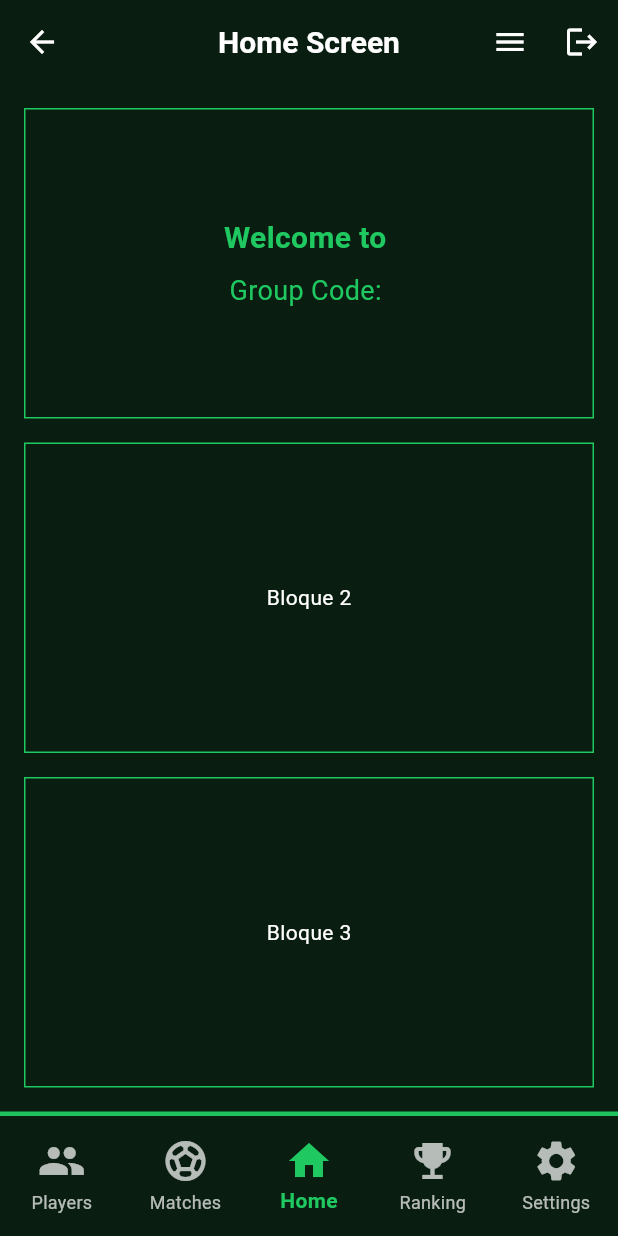
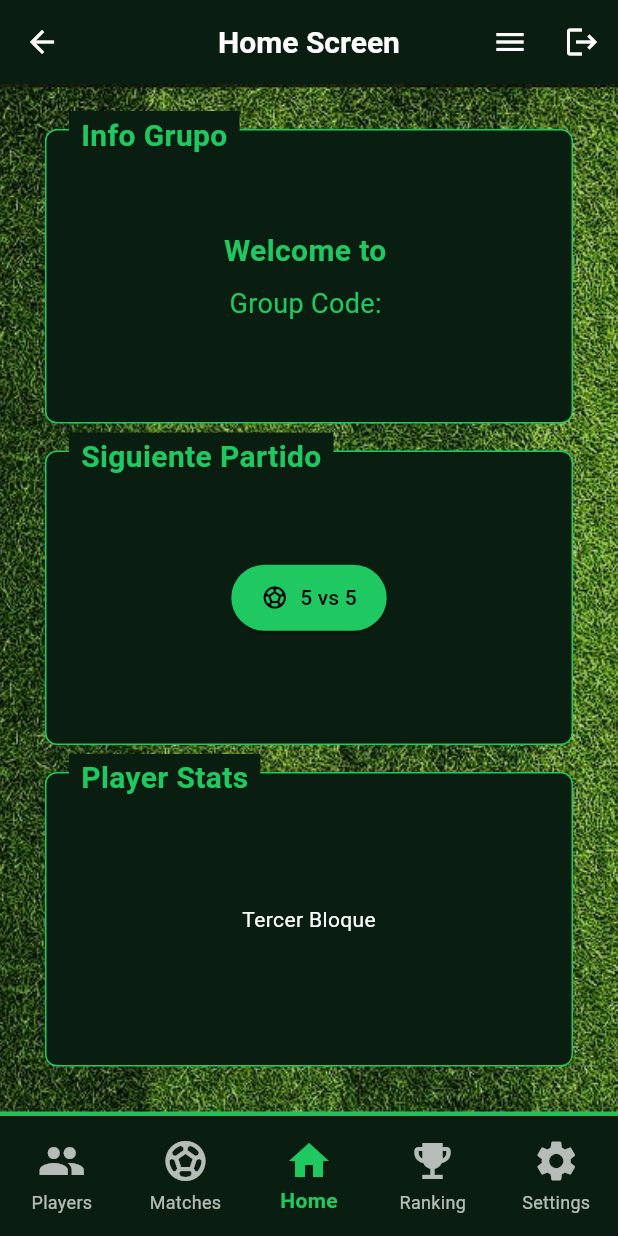
Before and after one commit to FranGonzalez7/football-project, a Flutter app: the HomeScreen screen opened by its route, on a phone screen of 412 x 824 dp. Run offline on Flutter 3.47's test engine with Material 3 defaults, Android fonts, the phone set to English and light mode, and no system bars; our stand-ins replace cloud_firestore, firebase_auth, firebase_core, firebase_storage, image_picker; accounts and stored records are empty.

Commit message:
creamos newmatchscreen, modificamos diseño de home_screen y separamos los 3 containers

```diff
--- a/lib/app/routes.dart
+++ b/lib/app/routes.dart
@@ -4,6 +4,7 @@ import 'package:flutter/material.dart';
 import 'package:football_picker/screens/auth/login_screen.dart';
 import 'package:football_picker/screens/auth/register_screen.dart';
 import 'package:football_picker/screens/home/home_screen.dart';
+import 'package:football_picker/screens/new_match/new_match_screen.dart';
 import 'package:football_picker/screens/players/player_screen.dart';
 
 /// 🚏 Contenedor central de rutas usadas en la app.
@@ -13,6 +14,7 @@ class AppRoutes {
   static const String register = '/register';     // 📝 Registro de usuario
   static const String home = '/home';             // 🏠 Pantalla principal
   static const String players = '/players';       // 🧍‍♂️ Lista de jugadores
+  static const String newMatch5 = '/newMatch5';     // 🧍‍♂️ Nuevo partido
 
   /// 🗺️ Mapa de rutas asociadas a sus pantallas correspondientes.
   static final Map<String, WidgetBuilder> routes = {
@@ -20,5 +22,6 @@ class AppRoutes {
     register: (context) => const RegisterScreen(),
     home: (context) => const HomeScreen(),
     players: (context) => const PlayerScreen(),
+    newMatch5: (context) => const NewMatchScreen(),
   };
 }
--- /dev/null
+++ b/lib/models/match_model.dart
@@ -0,0 +1,50 @@
+import 'package:cloud_firestore/cloud_firestore.dart';
+
+
+//TODO afinar este model con los datos necesarios
+/// Representa un partido de fútbol creado en la app.
+class MatchModel {
+  final String id;            // ID único del partido (igual al ID del documento en Firestore)
+  final DateTime date;        // Fecha del partido
+  final int playersPerTeam;   // Número de jugadores por equipo (por ejemplo, 5 para 5 vs 5)
+  final List<String> teamAPlayers;  // Lista de IDs de jugadores del equipo A
+  final List<String> teamBPlayers;  // Lista de IDs de jugadores del equipo B
+  final String createdBy;     // UID del usuario que creó el partido
+  final String groupId;       // ID del grupo al que pertenece este partido
+
+  /// Constructor del modelo
+  MatchModel({
+    required this.id,
+    required this.date,
+    required this.playersPerTeam,
+    required this.teamAPlayers,
+    required this.teamBPlayers,
+    required this.createdBy,
+    required this.groupId,
+  });
+
+  /// Crea un objeto MatchModel desde un mapa (por ejemplo, desde Firestore)
+  factory MatchModel.fromMap(String id, Map<String, dynamic> data) {
+    return MatchModel(
+      id: id,
+      date: (data['date'] as Timestamp).toDate(), // Convierte Timestamp a DateTime
+      playersPerTeam: data['playersPerTeam'],
+      teamAPlayers: List<String>.from(data['teamAPlayers']),
+      teamBPlayers: List<String>.from(data['teamBPlayers']),
+      createdBy: data['createdBy'],
+      groupId: data['groupId'],
+    );
+  }
+
+  /// Convierte el objeto en un mapa para guardarlo en Firestore
+  Map<String, dynamic> toMap() {
+    return {
+      'date': date, // Firestore lo convierte automáticamente a Timestamp
+      'playersPerTeam': playersPerTeam,
+      'teamAPlayers': teamAPlayers,
+      'teamBPlayers': teamBPlayers,
+      'createdBy': createdBy,
+      'groupId': groupId,
+    };
+  }
+}
--- a/lib/screens/home/home_screen.dart
+++ b/lib/screens/home/home_screen.dart
@@ -1,8 +1,10 @@
 import 'package:cloud_firestore/cloud_firestore.dart';
 import 'package:firebase_auth/firebase_auth.dart';
 import 'package:flutter/material.dart';
+import 'package:football_picker/screens/home/widgets/container1_groupInfoCard.dart';
+import 'package:football_picker/screens/home/widgets/container2_nextMatchCard.dart';
+import 'package:football_picker/screens/home/widgets/container3_playerStatsCard.dart';
 import 'package:football_picker/services/auth_service.dart';
-import 'package:football_picker/theme/app_colors.dart';
 import 'package:football_picker/widgets/appbar_menu_button.dart';
 import 'package:football_picker/widgets/appbottom_navigationbar.dart';
 
@@ -124,69 +126,42 @@ class _HomeScreenState extends State<HomeScreen> {
           ),
         ],
       ),
-      body: Center(
+      body: Stack(
+        children: [
+          // Imagen de fondo
+          Positioned.fill(
+            child: Image.asset(
+              'assets/images/cesped.jpg', // ⬅️ asegúrate de que esta ruta coincida con tu asset
+              fit: BoxFit.cover,
+            ),
+          ),
+          // Capa oscura translúcida opcional
+          Positioned.fill(
+            child: Container(color: Colors.black.withOpacity(0.1)),
+          ),
+          // Contenido original
+          Center(
             child: Padding(
-          padding: const EdgeInsets.all(16.0),
+              padding: const EdgeInsets.all(30.0),
               child: Column(
                 children: [
-              // 🟦 Primer bloque
                   Expanded(
-                child: Container(
-                  decoration: BoxDecoration(
-                    border: Border.all(color: AppColors.primaryButton),
-                  ),
-                  child: Center(
-                    child: Column(
-                      mainAxisSize:
-                          MainAxisSize
-                              .min, // 👈 evita que Column expanda todo el alto
-                      children: [
-                        Text(
-                          'Welcome to ${groupName ?? 'desconocido'}',
-                          style: const TextStyle(
-                            fontSize: 20,
-                            fontWeight: FontWeight.bold,
-                            color: AppColors.primaryButton,
+                    child: GroupInfoCard(
+                      groupName: groupName ?? 'desconocido',
+                      groupCode: groupCode ?? 'desconocido',
                     ),
                   ),
-                        const SizedBox(height: 8),
-                        Text(
-                          'Group Code: ${groupCode ?? 'desconocido'}',
-                          style: const TextStyle(
-                            fontSize: 18,
-                            color: AppColors.primaryButton,
+                  const SizedBox(height: 18),
+                  Expanded(child: NextMatchCard()),
+                  const SizedBox(height: 18),
+                  Expanded(child: PlayerStatsCard()),
+                ],
+              ),
             ),
           ),
         ],
       ),
-                  ),
-                ),
-              ),
 
-              SizedBox(height: 16),
-              // 🟩 Segundo bloque
-              Expanded(
-                child: Container(
-                  decoration: BoxDecoration(
-                    border: Border.all(color: AppColors.primaryButton),
-                  ),
-                  child: const Center(child: Text('Bloque 2')),
-                ),
-              ),
-              SizedBox(height: 16),
-              // 🟥 Tercer bloque
-              Expanded(
-                child: Container(
-                  decoration: BoxDecoration(
-                    border: Border.all(color: AppColors.primaryButton),
-                  ),
-                  child: const Center(child: Text('Bloque 3')),
-                ),
-              ),
-            ],
-          ),
-        ),
-      ),
       bottomNavigationBar: AppBottomNavigationBar(
         selectedIndex: _selectedIndex,
         onItemTapped: _onItemTapped,
--- /dev/null
+++ b/lib/screens/home/widgets/container1_groupInfoCard.dart
@@ -0,0 +1,74 @@
+import 'package:flutter/material.dart';
+import 'package:football_picker/theme/app_colors.dart';
+
+class GroupInfoCard extends StatelessWidget {
+  final String groupName;
+  final String groupCode;
+
+  const GroupInfoCard({
+    super.key,
+    required this.groupName,
+    required this.groupCode,
+  });
+
+  @override
+  Widget build(BuildContext context) {
+    return Stack(
+      clipBehavior: Clip.none,
+      children: [
+        Container(
+          decoration: BoxDecoration(
+            color: AppColors.background,
+            border: Border.all(color: AppColors.primaryButton),
+            borderRadius: BorderRadius.circular(8),
+          ),
+          padding: const EdgeInsets.all(16.0),
+          child: Center(
+            child: Column(
+              mainAxisSize: MainAxisSize.min,
+              children: [
+                Column(
+                  children: [
+                    Text(
+                  'Welcome to $groupName',
+                  style: const TextStyle(
+                    fontSize: 20,
+                    fontWeight: FontWeight.bold,
+                    color: AppColors.primaryButton,
+                  ),
+                ),
+                const SizedBox(height: 8),
+                Text(
+                  'Group Code: $groupCode',
+                  style: const TextStyle(
+                    fontSize: 18,
+                    color: AppColors.primaryButton,
+                  ),
+                ),
+                  ],
+                ),
+
+              ],
+            ),
+          ),
+        ),
+        Positioned(
+          top: -12,
+          left: 16,
+          child: Container(
+            padding: const EdgeInsets.symmetric(horizontal: 8, vertical: 2),
+            color: AppColors.background,
+            child: const Text(
+              'Info Grupo',
+              style: TextStyle(
+                fontSize: 20,
+                fontWeight: FontWeight.bold,
+                color: AppColors.primaryButton,
+              ),
+            ),
+          ),
+        ),
+      ],
+    );
+  }
+}
--- /dev/null
+++ b/lib/screens/home/widgets/container2_nextMatchCard.dart
@@ -0,0 +1,56 @@
+import 'package:flutter/material.dart';
+import 'package:football_picker/theme/app_colors.dart';
+
+class NextMatchCard extends StatelessWidget {
+  const NextMatchCard({super.key});
+
+  @override
+  Widget build(BuildContext context) {
+    return Stack(
+      clipBehavior: Clip.none,
+      children: [
+        Container(
+          decoration: BoxDecoration(
+            color: AppColors.background,
+            border: Border.all(color: AppColors.primaryButton),
+            borderRadius: BorderRadius.circular(8),
+          ),
+          padding: const EdgeInsets.all(16.0),
+          child: Center(
+            child: ElevatedButton.icon(
+              icon: const Icon(Icons.sports_soccer),
+              label: const Text('5 vs 5'),
+              onPressed: () {
+                Navigator.pushNamed(context, '/newMatch5');
+              },
+              style: ElevatedButton.styleFrom(
+                backgroundColor: AppColors.primaryButton,
+                foregroundColor: Colors.black,
+                padding: const EdgeInsets.symmetric(
+                  horizontal: 20,
+                  vertical: 12,
+                ),
+              ),
+            ),
+          ),
+        ),
+        Positioned(
+          top: -12,
+          left: 16,
+          child: Container(
+            padding: const EdgeInsets.symmetric(horizontal: 8, vertical: 2),
+            color: AppColors.background,
+            child: const Text(
+              'Siguiente Partido',
+              style: TextStyle(
+                fontSize: 20,
+                fontWeight: FontWeight.bold,
+                color: AppColors.primaryButton,
+              ),
+            ),
+          ),
+        ),
+      ],
+    );
+  }
+}
--- /dev/null
+++ b/lib/screens/home/widgets/container3_playerStatsCard.dart
@@ -0,0 +1,40 @@
+import 'package:flutter/material.dart';
+import 'package:football_picker/theme/app_colors.dart';
+
+class PlayerStatsCard extends StatelessWidget {
+  const PlayerStatsCard({super.key});
+
+  @override
+  Widget build(BuildContext context) {
+    return Stack(
+      clipBehavior: Clip.none,
+      children: [
+        Container(
+          decoration: BoxDecoration(
+            color: AppColors.background,
+            border: Border.all(color: AppColors.primaryButton),
+            borderRadius: BorderRadius.circular(8),
+          ),
+          padding: const EdgeInsets.all(16.0),
+          child: Center(child: Text('Tercer Bloque')),
+        ),
+        Positioned(
+          top: -12,
+          left: 16,
+          child: Container(
+            padding: const EdgeInsets.symmetric(horizontal: 8, vertical: 2),
+            color: AppColors.background,
+            child: const Text(
+              'Player Stats',
+              style: TextStyle(
+                fontSize: 20,
+                fontWeight: FontWeight.bold,
+                color: AppColors.primaryButton,
+              ),
+            ),
+          ),
+        ),
+      ],
+    );
+  }
+}
--- /dev/null
+++ b/lib/screens/new_match/new_match_screen.dart
@@ -0,0 +1,27 @@
+import 'package:flutter/material.dart';
+import 'package:football_picker/theme/app_colors.dart';
+
+class NewMatchScreen extends StatelessWidget {
+  const NewMatchScreen({super.key});
+
+  @override
+  Widget build(BuildContext context) {
+    return Scaffold(
+      appBar: AppBar(
+        title: const Text('Nuevo Partido'),
+        backgroundColor: AppColors.primaryButton,
+      ),
+      body: Column(
+        children: [
+          Padding(padding: const EdgeInsets.symmetric(horizontal: 15),
+          child: SizedBox(
+            height: 800,
+            child: AspectRatio(aspectRatio: 16/9,
+            child: Image.asset('assets/images/field.png',
+            fit: BoxFit.contain,),),
+          ),)
+        ],
+      )
+    );
+  }
+}
```
Also changed, not shown: assets/images/cesped.jpg (added), assets/images/field.png (added), 1 other file. Lines whose indentation alone changed are shown as unchanged.
